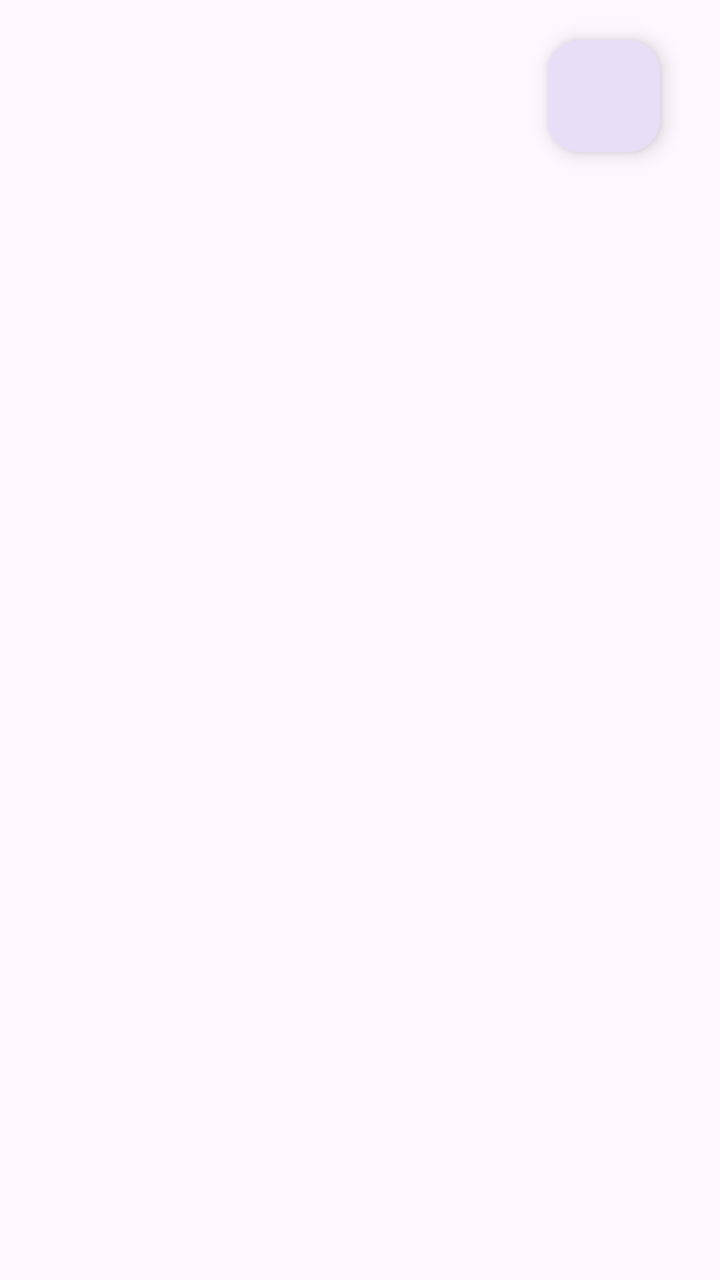
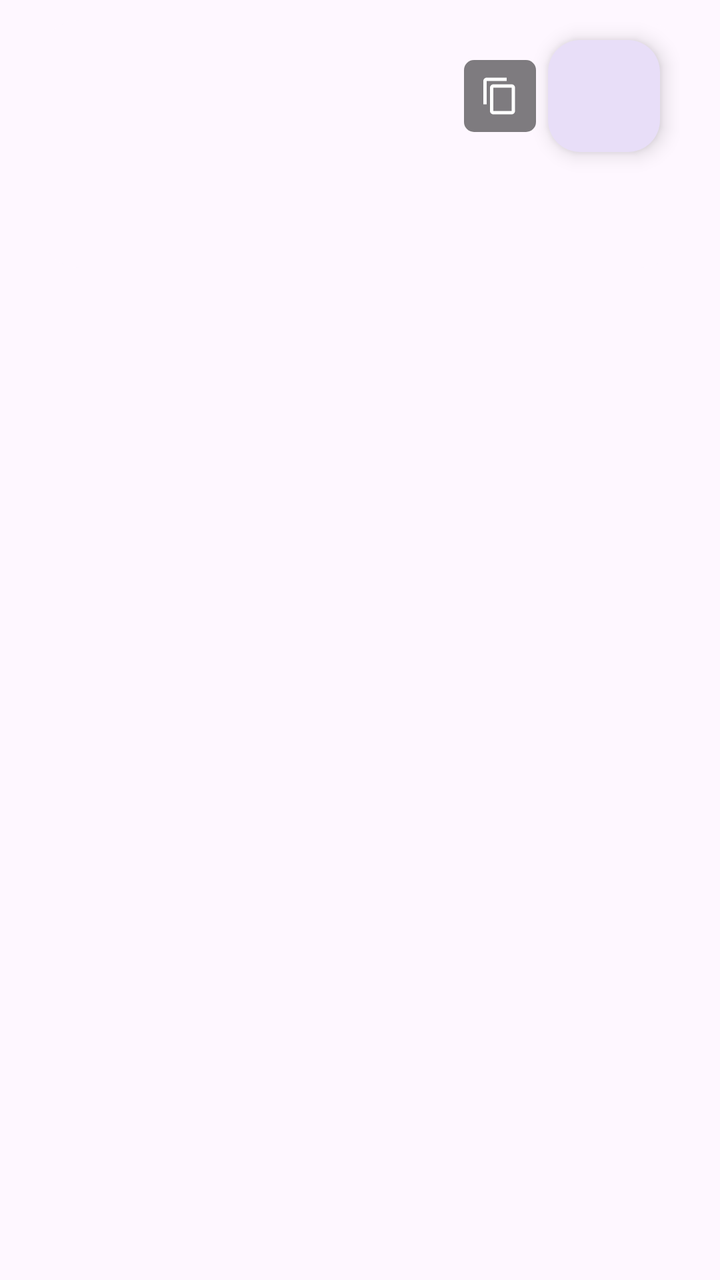

Two renders of the same Android screen: before a commit and after it. Below are the layout's source before the change and the commit's diff.
<!-- AndroidManifest.xml: application theme BaseTheme -->
<!-- res/layout/history_card.xml -->
<?xml version="1.0" encoding="utf-8"?>
<androidx.constraintlayout.widget.ConstraintLayout xmlns:app="http://schemas.android.com/apk/res-auto"
    android:layout_width="match_parent"
    android:layout_height="wrap_content"
    xmlns:android="http://schemas.android.com/apk/res/android">

<RelativeLayout
        android:layout_width="0dp"
        android:layout_height="0dp"
        app:layout_constraintDimensionRatio="H,2.5:1"
        app:layout_constraintStart_toStartOf="parent"
        app:layout_constraintEnd_toEndOf="parent"
        app:layout_constraintTop_toTopOf="parent">

        <com.google.android.material.card.MaterialCardView
            android:id="@+id/download_card_view"
            android:layout_width="match_parent"
            android:layout_height="match_parent"
            app:cardCornerRadius="20dp"
            app:cardElevation="0dp"
            app:checkedIcon="@null"
            app:cardMaxElevation="12dp"
            android:checkable="true"
            android:layout_marginHorizontal="20dp"
            android:layout_marginVertical="10dp"
            app:strokeWidth="0dp"
            app:cardPreventCornerOverlap="true">

            <androidx.appcompat.widget.AppCompatImageView
                android:id="@+id/downloads_image_view"
                android:adjustViewBounds="true"
                android:scaleType="centerCrop"
                android:layout_width="match_parent"
                android:layout_height="match_parent" />

            <androidx.constraintlayout.widget.ConstraintLayout
                android:layout_width="match_parent"
                android:layout_height="match_parent">

                <LinearLayout
                    android:layout_width="0dp"
                    android:layout_height="0dp"
                    android:dividerPadding="5dp"
                    android:orientation="vertical"
                    app:layout_constraintBottom_toTopOf="@+id/downloads_info_time"
                    app:layout_constraintEnd_toStartOf="@+id/downloads_download_button_type"
                    app:layout_constraintStart_toStartOf="parent"
                    app:layout_constraintTop_toTopOf="parent">

                    <TextView
                        android:id="@+id/downloads_title"
                        android:layout_width="match_parent"
                        android:layout_height="wrap_content"
                        android:ellipsize="end"
                        android:maxLines="2"
                        android:paddingStart="10dp"
                        android:paddingTop="10dp"
                        android:paddingEnd="10dp"
                        android:scrollbars="none"
                        android:shadowColor="@color/black"
                        android:shadowDx="2"
                        android:shadowDy="2"
                        android:shadowRadius="1"
                        android:textColor="#FFF"
                        android:textSize="15sp"
                        android:textStyle="bold" />

                    <TextView
                        android:id="@+id/downloads_info_bottom"
                        android:layout_width="match_parent"
                        android:layout_height="wrap_content"
                        android:ellipsize="end"
                        android:gravity="bottom"
                        android:maxLines="2"
                        android:paddingStart="10dp"
                        android:paddingEnd="10dp"
                        android:scrollbars="none"
                        android:shadowColor="@color/black"
                        android:shadowDx="2"
                        android:shadowDy="2"
                        android:shadowRadius="1"
                        android:textColor="#FFF"
                        android:textSize="11sp"
                        android:textStyle="bold" />

                </LinearLayout>

                <TextView
                    android:id="@+id/length"
                    android:layout_width="0dp"
                    android:layout_height="wrap_content"
                    android:ellipsize="end"
                    android:gravity="bottom"
                    android:maxLines="1"
                    android:padding="10dp"
                    android:scrollbars="none"
                    android:shadowColor="@color/black"
                    android:shadowDx="2"
                    android:shadowDy="2"
                    android:shadowRadius="1"
                    android:textColor="#FFF"
                    android:textSize="11sp"
                    android:textStyle="bold"
                    app:layout_constraintBottom_toBottomOf="parent"
                    app:layout_constraintEnd_toStartOf="@+id/downloads_info_time"
                    app:layout_constraintStart_toStartOf="parent" />


                <TextView
                    android:id="@+id/downloads_info_time"
                    android:layout_width="0dp"
                    android:layout_height="wrap_content"
                    android:padding="10dp"
                    android:ellipsize="end"
                    android:gravity="bottom"
                    android:maxLines="1"
                    android:scrollbars="none"
                    android:shadowColor="@color/black"
                    android:shadowDx="2"
                    android:shadowDy="2"
                    android:shadowRadius="1"
                    android:textColor="#FFF"
                    android:textSize="11sp"
                    android:textStyle="bold"
                    app:layout_constraintBottom_toBottomOf="parent"
                    app:layout_constraintEnd_toEndOf="parent"
                    app:layout_constraintTop_toBottomOf="@+id/downloads_download_button_type"
                    app:layout_constraintVertical_bias="1.0" />

                <com.google.android.material.floatingactionbutton.FloatingActionButton
                    android:id="@+id/downloads_download_button_type"
                    style="@style/Widget.Material3.ExtendedFloatingActionButton.Icon.Secondary"
                    android:layout_width="wrap_content"
                    android:layout_height="wrap_content"
                    android:layout_margin="10dp"
                    android:clickable="false"
                    android:contentDescription="@string/share"
                    app:cornerRadius="10dp"
                    android:elevation="0dp"
                    app:elevation="0dp"
                    app:borderWidth="0dp"
                    app:layout_constraintEnd_toEndOf="parent"
                    app:layout_constraintTop_toTopOf="parent" />

            </androidx.constraintlayout.widget.ConstraintLayout>


        </com.google.android.material.card.MaterialCardView>
    </RelativeLayout>

</androidx.constraintlayout.widget.ConstraintLayout>
<!-- resources referenced by this layout -->
<resources>
  <color name="black">#000000</color>
  <string name="share">Share</string>
  <style name="BaseTheme" parent="Theme.Material3.Light.NoActionBar">
          <item name="viewInflaterClass">com.deniscerri.ytdl.util.IncognitoViewInflater</item>
          <item name="android:windowLightStatusBar">?attr/isLightTheme</item>
          <item name="android:statusBarColor">@android:color/transparent</item>
          <item name="alertDialogTheme">@style/ThemeOverlay.Material3.MaterialAlertDialog</item>
          <item name="dialogCornerRadius">28dp</item>
          <item name="windowActionModeOverlay">true</item>
          <item name="actionBarTheme">@style/ThemeOverlay.Material3.Light</item>
          <item name="android:windowLightNavigationBar" tools:ignore="NewApi">true</item>
          <item name="switchPreferenceCompatStyle">
              @style/Preference.SwitchPreferenceCompat.Material3
          </item>
          <item name="snackbarStyle">@style/snackBarStyle</item>
          <item name="preferenceTheme">@style/PreferenceTheme</item>
          <item name="android:windowOptOutEdgeToEdgeEnforcement" tools:targetApi="35">true</item>
      </style>
  <style name="Preference.SwitchPreferenceCompat.Material3" parent="@style/Preference.SwitchPreferenceCompat.Material">
          <item name="widgetLayout">@layout/preferece_material_switch</item>
      </style>
  <style name="snackBarStyle" parent="@style/Widget.Material3.Snackbar">
          <item name="shapeAppearance">@style/ShapeAppearance.Material3.Corner.ExtraLarge</item>
          <item name="android:paddingStart">20dp</item>
          <item name="android:paddingEnd">20dp</item>
          <item name="maxLines">2</item>
          <item name="animationMode">slide</item>
      </style>
  <style name="PreferenceTheme" parent="PreferenceThemeOverlay">
          <item name="singleLineTitle">false</item>
      </style>
</resources>

<!-- the commit's change to res/layout/history_card.xml (unified diff, before → after) -->
@@ -43,7 +43,7 @@
                     android:dividerPadding="5dp"
                     android:orientation="vertical"
                     app:layout_constraintBottom_toTopOf="@+id/downloads_info_time"
-                    app:layout_constraintEnd_toStartOf="@+id/downloads_download_button_type"
+                    app:layout_constraintEnd_toStartOf="@+id/history_copy_link_button"
                     app:layout_constraintStart_toStartOf="parent"
                     app:layout_constraintTop_toTopOf="parent">
 
@@ -127,6 +127,22 @@
                     app:layout_constraintTop_toBottomOf="@+id/downloads_download_button_type"
                     app:layout_constraintVertical_bias="1.0" />
 
+                <androidx.appcompat.widget.AppCompatImageButton
+                    android:id="@+id/history_copy_link_button"
+                    android:layout_width="36dp"
+                    android:layout_height="36dp"
+                    android:layout_marginEnd="6dp"
+                    android:background="@drawable/rounded_corner"
+                    android:backgroundTint="#80000000"
+                    android:contentDescription="@string/copy_link"
+                    android:padding="8dp"
+                    android:scaleType="centerInside"
+                    android:src="@drawable/ic_copy"
+                    app:tint="#FFFFFF"
+                    app:layout_constraintBottom_toBottomOf="@+id/downloads_download_button_type"
+                    app:layout_constraintEnd_toStartOf="@+id/downloads_download_button_type"
+                    app:layout_constraintTop_toTopOf="@+id/downloads_download_button_type" />
+
                 <com.google.android.material.floatingactionbutton.FloatingActionButton
                     android:id="@+id/downloads_download_button_type"
                     style="@style/Widget.Material3.ExtendedFloatingActionButton.Icon.Secondary"
<!-- resource entries referenced after the edit -->
@@ -1,6 +1,26 @@
 <!-- resources referenced by this layout -->
 <resources>
   <color name="black">#000000</color>
+  <!-- drawable ic_copy (drawable) -->
+  <vector android:height="24dp"
+      android:viewportHeight="24" android:viewportWidth="24"
+      android:width="24dp" xmlns:android="http://schemas.android.com/apk/res/android">
+      <path android:fillColor="?attr/colorAccent" android:pathData="M16,1L4,1c-1.1,0 -2,0.9 -2,2v14h2L4,3h12L16,1zM19,5L8,5c-1.1,0 -2,0.9 -2,2v14c0,1.1 0.9,2 2,2h11c1.1,0 2,-0.9 2,-2L21,7c0,-1.1 -0.9,-2 -2,-2zM19,21L8,21L8,7h11v14z"/>
+  </vector>
+  <!-- drawable rounded_corner (drawable) -->
+  <?xml version="1.0" encoding="utf-8"?>
+  <shape xmlns:android="http://schemas.android.com/apk/res/android" >
+      <solid android:color="#ffffff" />
+  
+      <padding
+          android:left="1dp"
+          android:right="1dp"
+          android:bottom="1dp"
+          android:top="1dp" />
+  
+      <corners android:radius="5dp" />
+  </shape>
+  <string name="copy_link">Copy Link</string>
   <string name="share">Share</string>
   <style name="BaseTheme" parent="Theme.Material3.Light.NoActionBar">
           <item name="viewInflaterClass">com.deniscerri.ytdl.util.IncognitoViewInflater</item>
